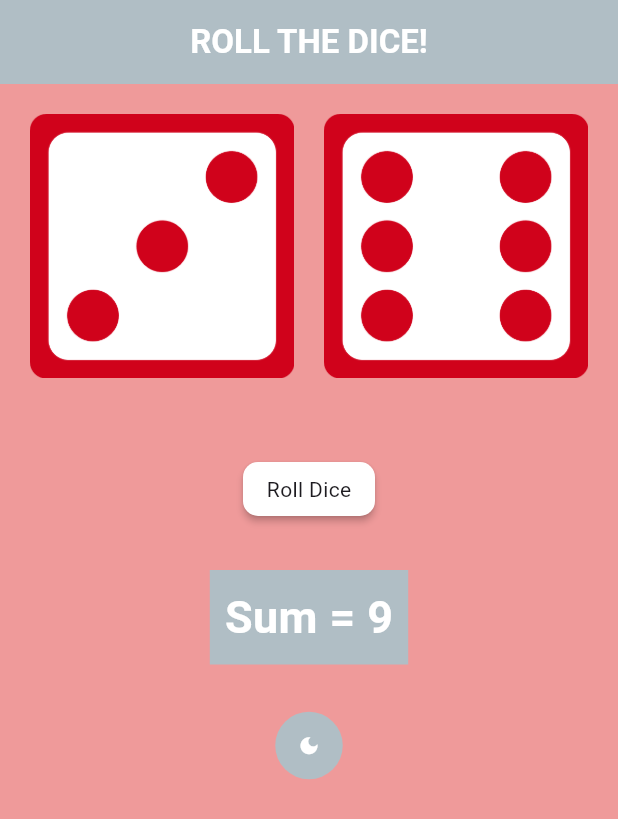
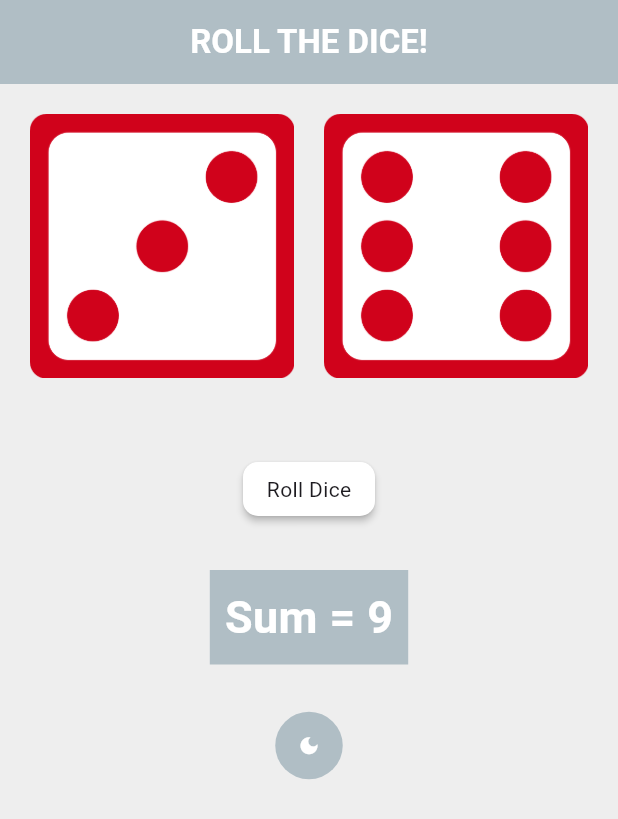
Before and after one commit to KabeerSekhri/Dice-Roll-App, a Flutter app: the screen it shows after launch, on a phone screen of 412 x 824 dp. Shown: the top 819 px of the screen. Run offline on Flutter 3.47's test engine with Material 3 defaults, Android fonts, the phone set to English and light mode, and no system bars.

Commit message:
revert original

```diff
--- a/lib/DiceScreen.dart
+++ b/lib/DiceScreen.dart
@@ -16,7 +16,7 @@ class _DiceScreenState extends State<DiceScreen> {
   @override
   Widget build(BuildContext context) {
     return Scaffold(
-      backgroundColor: changeColor ? Colors.red[200] : Colors.grey[900],
+      backgroundColor: changeColor ? Colors.grey[200] : Colors.grey[900],
       appBar: AppBar(
         title: Text(
           "ROLL THE DICE!",
```
